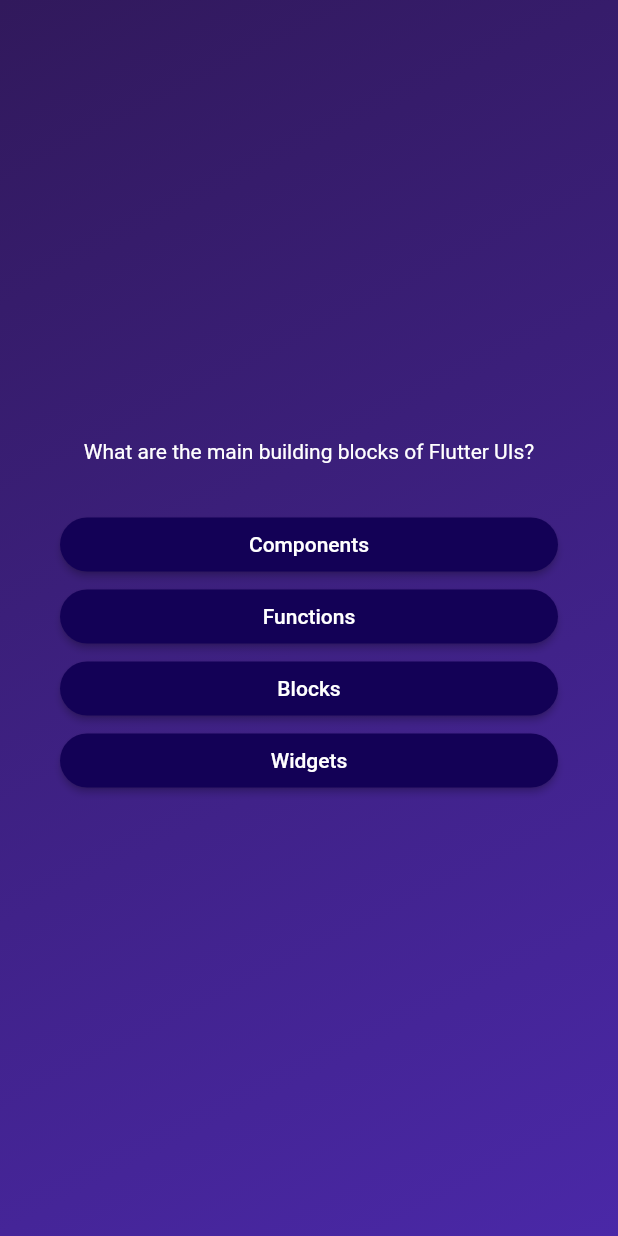
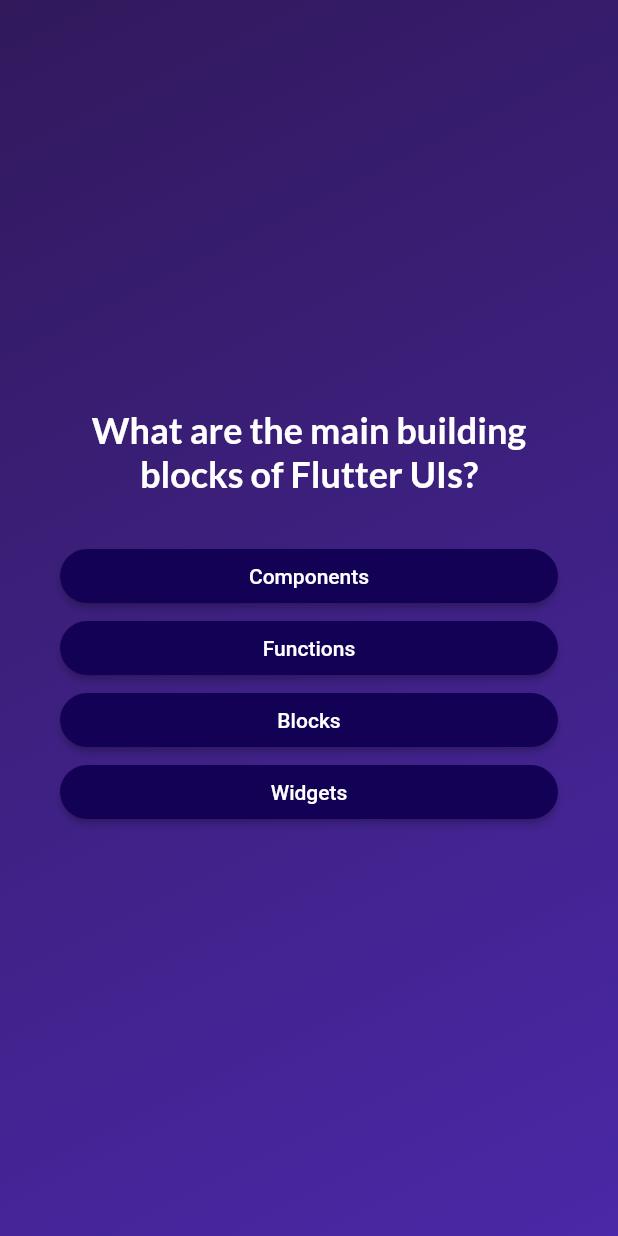
Before and after one commit to satyajeetmanu/quiz_app, a Flutter app: the screen it shows after launch, after a tap on "Start Quiz", on a phone screen of 412 x 824 dp. Run offline on Flutter 3.47's test engine with Material 2 defaults, Android fonts, the phone set to English and light mode, and no system bars; our stand-ins replace google_fonts.

Commit message:
added google fonts for styling texts

```diff
--- a/lib/questions_screen.dart
+++ b/lib/questions_screen.dart
@@ -1,6 +1,7 @@
 import 'package:flutter/material.dart';
 import 'package:quiz_app/answer_button.dart';
 import 'package:quiz_app/data/questions.dart';
+import 'package:google_fonts/google_fonts.dart';
 
 class QuestionsScreen extends StatefulWidget {
   const QuestionsScreen({super.key});
@@ -31,7 +32,11 @@ class _QuestionsScreenState extends State<QuestionsScreen> {
           children: [
             Text(
               currentQuestion.text,
-              style: const TextStyle(color: Colors.white),
+              style: GoogleFonts.lato(
+                color: Colors.white,
+                fontSize: 24,
+                fontWeight: FontWeight.bold,
+              ),
               textAlign: TextAlign.center,
             ),
             const SizedBox(
--- a/lib/start_screen.dart
+++ b/lib/start_screen.dart
@@ -1,4 +1,5 @@
 import 'package:flutter/material.dart';
+import 'package:google_fonts/google_fonts.dart';
 
 class StartScreen extends StatelessWidget {
   const StartScreen(this.startQuiz, {super.key});
@@ -18,9 +19,9 @@ class StartScreen extends StatelessWidget {
           const SizedBox(
             height: 80,
           ),
-          const Text(
+          Text(
             'Learn Flutter the fun way!',
-            style: TextStyle(
+            style: GoogleFonts.lato(
               color: Colors.white,
               fontSize: 20,
             ),
--- a/pubspec.yaml
+++ b/pubspec.yaml
@@ -35,6 +35,7 @@ dependencies:
   # The following adds the Cupertino Icons font to your application.
   # Use with the CupertinoIcons class for iOS style icons.
   cupertino_icons: ^1.0.2
+  google_fonts: ^6.0.0
 
 dev_dependencies:
   flutter_test:
```
Also changed, not shown: pubspec.lock, 1 other file.
